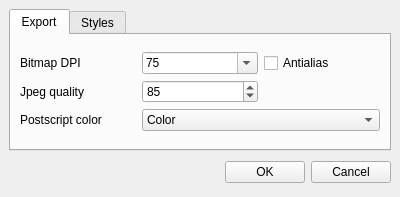
Qt form dialogs/preferences.ui (veusz/veusz) before a commit.
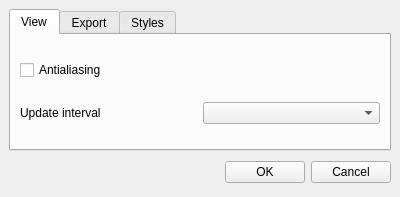
The same form after that commit.

Commit message: Add plot settings to preferences dialog

```diff
--- a/dialogs/preferences.ui
+++ b/dialogs/preferences.ui
@@ -25,6 +25,34 @@
      <property name="currentIndex">
       <number>0</number>
      </property>
+     <widget class="QWidget" name="View">
+      <attribute name="title">
+       <string>View</string>
+      </attribute>
+      <layout class="QVBoxLayout" name="verticalLayout">
+       <item>
+        <widget class="QCheckBox" name="antialiasCheck">
+         <property name="text">
+          <string>Antialiasing</string>
+         </property>
+        </widget>
+       </item>
+       <item>
+        <layout class="QHBoxLayout" name="horizontalLayout">
+         <item>
+          <widget class="QLabel" name="label_5">
+           <property name="text">
+            <string>Update interval</string>
+           </property>
+          </widget>
+         </item>
+         <item>
+          <widget class="QComboBox" name="intervalCombo"/>
+         </item>
+        </layout>
+       </item>
+      </layout>
+     </widget>
      <widget class="QWidget" name="Export">
       <attribute name="title">
        <string>Export</string>
```
The commit also changes 2 other files.
